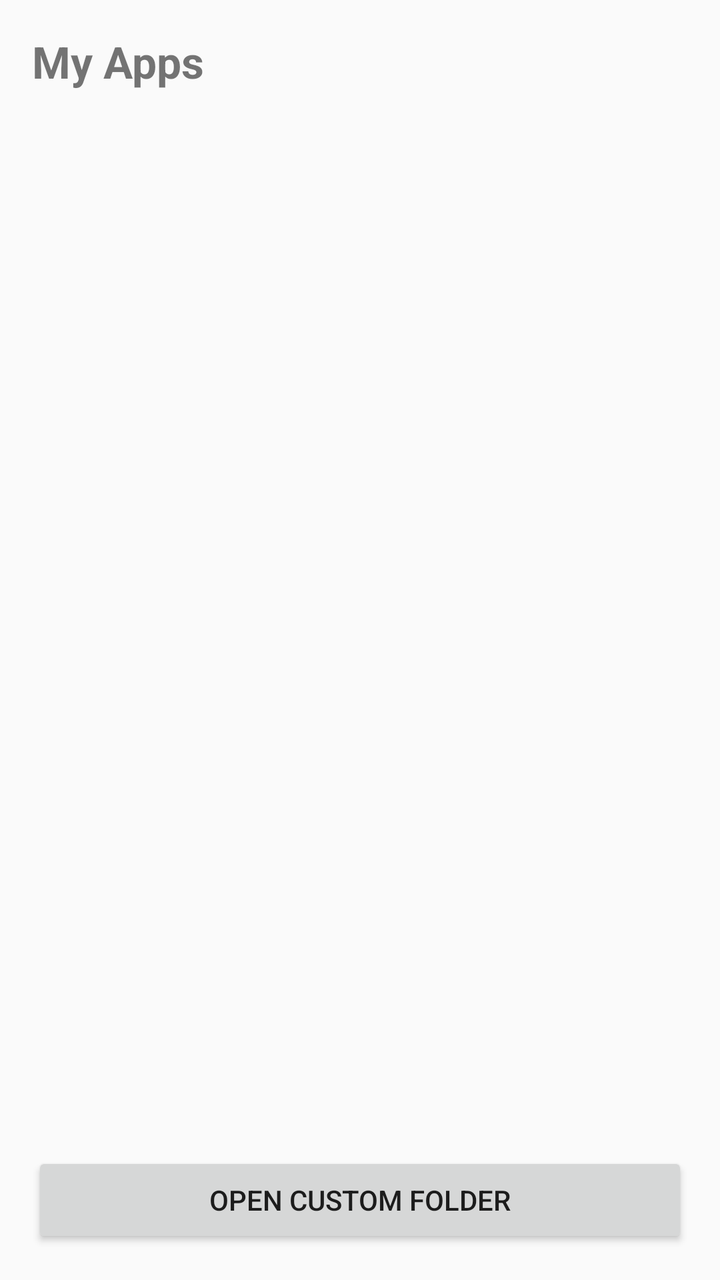
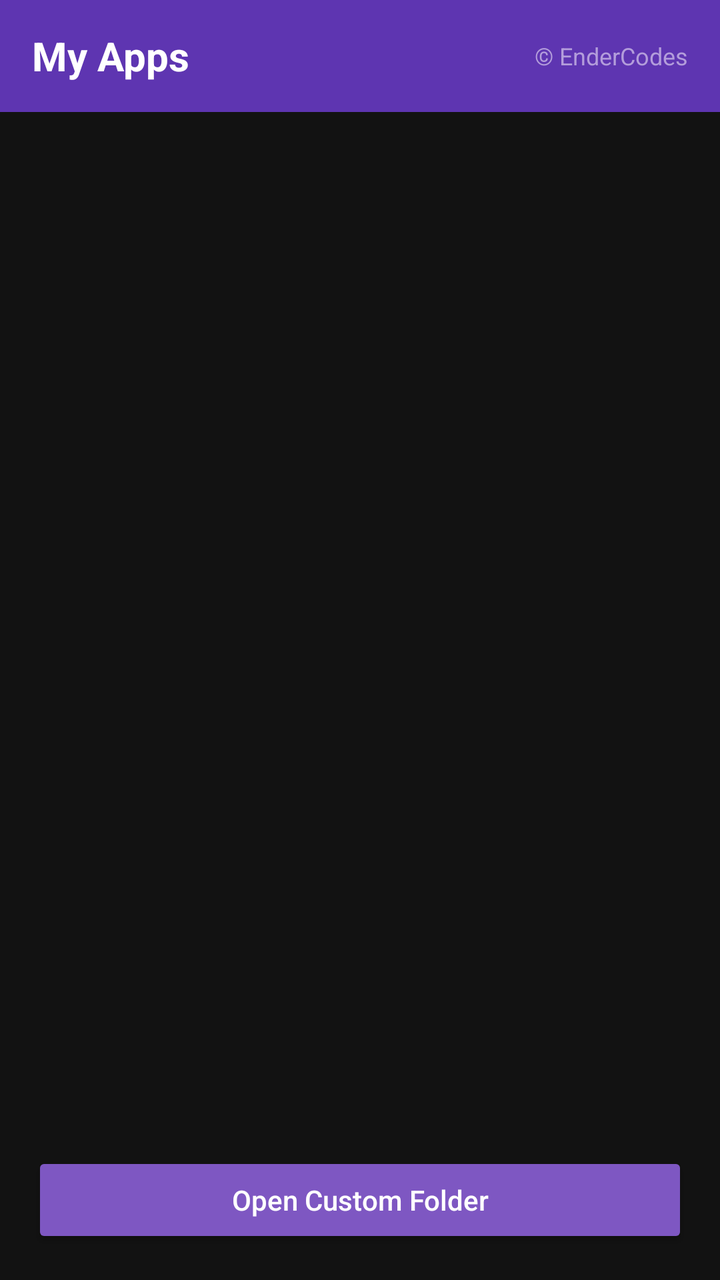

Compare the two renders of this Android layout. The source of the first and the diff that turns it into the second are given below.
<!-- AndroidManifest.xml: application theme Theme.AppCompat.Light.NoActionBar -->
<!-- res/layout/activity_launcher.xml -->
<?xml version="1.0" encoding="utf-8"?>
<LinearLayout xmlns:android="http://schemas.android.com/apk/res/android"
    android:layout_width="match_parent"
    android:layout_height="match_parent"
    android:orientation="vertical"
    android:padding="16dp">

    <TextView
        android:layout_width="match_parent"
        android:layout_height="wrap_content"
        android:text="My Apps"
        android:textSize="22sp"
        android:textStyle="bold"
        android:paddingBottom="12dp" />

    <androidx.recyclerview.widget.RecyclerView
        android:id="@+id/recycler"
        android:layout_width="match_parent"
        android:layout_height="0dp"
        android:layout_weight="1" />

    <TextView
        android:id="@+id/empty"
        android:layout_width="match_parent"
        android:layout_height="wrap_content"
        android:text="No apps found.\n\nCreate folders in:\n/storage/emulated/0/.webrunner/\n\nEach folder needs index.html"
        android:textSize="16sp"
        android:gravity="center"
        android:padding="24dp"
        android:visibility="gone" />

    <Button
        android:id="@+id/btn_custom"
        android:layout_width="match_parent"
        android:layout_height="wrap_content"
        android:text="Open Custom Folder"
        android:layout_marginTop="12dp" />
</LinearLayout>
<!-- resources referenced by this layout -->
<resources>

</resources>

<!-- the commit's change to res/layout/activity_launcher.xml (unified diff, before → after) -->
@@ -3,36 +3,64 @@
     android:layout_width="match_parent"
     android:layout_height="match_parent"
     android:orientation="vertical"
-    android:padding="16dp">
+    android:background="#121212">
 
-    <TextView
+    
+    <RelativeLayout
         android:layout_width="match_parent"
-        android:layout_height="wrap_content"
-        android:text="My Apps"
-        android:textSize="22sp"
-        android:textStyle="bold"
-        android:paddingBottom="12dp" />
+        android:layout_height="56dp"
+        android:background="#5E35B1"
+        android:paddingStart="16dp"
+        android:paddingEnd="16dp">
 
+        <TextView
+            android:layout_width="wrap_content"
+            android:layout_height="wrap_content"
+            android:layout_centerVertical="true"
+            android:text="My Apps"
+            android:textColor="#FFFFFF"
+            android:textSize="20sp"
+            android:textStyle="bold" />
+
+        <TextView
+            android:layout_width="wrap_content"
+            android:layout_height="wrap_content"
+            android:layout_alignParentEnd="true"
+            android:layout_centerVertical="true"
+            android:text="© EnderCodes"
+            android:textColor="#B39DDB"
+            android:textSize="12sp" />
+    </RelativeLayout>
+
+    
     <androidx.recyclerview.widget.RecyclerView
         android:id="@+id/recycler"
         android:layout_width="match_parent"
         android:layout_height="0dp"
-        android:layout_weight="1" />
+        android:layout_weight="1"
+        android:padding="12dp"
+        android:clipToPadding="false" />
 
+    
     <TextView
         android:id="@+id/empty"
         android:layout_width="match_parent"
-        android:layout_height="wrap_content"
-        android:text="No apps found.\n\nCreate folders in:\n/storage/emulated/0/.webrunner/\n\nEach folder needs index.html"
+        android:layout_height="0dp"
+        android:layout_weight="1"
+        android:gravity="center"
+        android:padding="32dp"
+        android:textColor="#AAAAAA"
         android:textSize="16sp"
-        android:gravity="center"
-        android:padding="24dp"
         android:visibility="gone" />
 
+    
     <Button
         android:id="@+id/btn_custom"
         android:layout_width="match_parent"
-        android:layout_height="wrap_content"
+        android:layout_height="48dp"
+        android:layout_margin="16dp"
+        android:backgroundTint="#7E57C2"
         android:text="Open Custom Folder"
-        android:layout_marginTop="12dp" />
+        android:textColor="#FFFFFF"
+        android:textAllCaps="false" />
 </LinearLayout>
